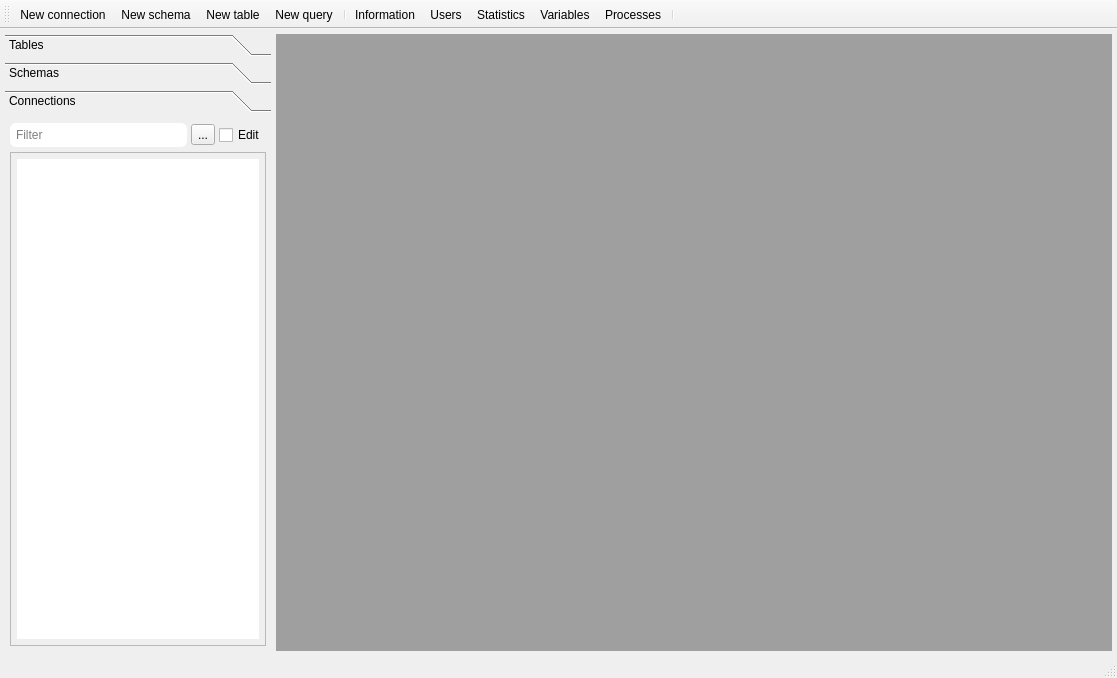
Above: mainwindow.ui from GS-Giuliano/SequelFast before the change. Below: the same form after it.
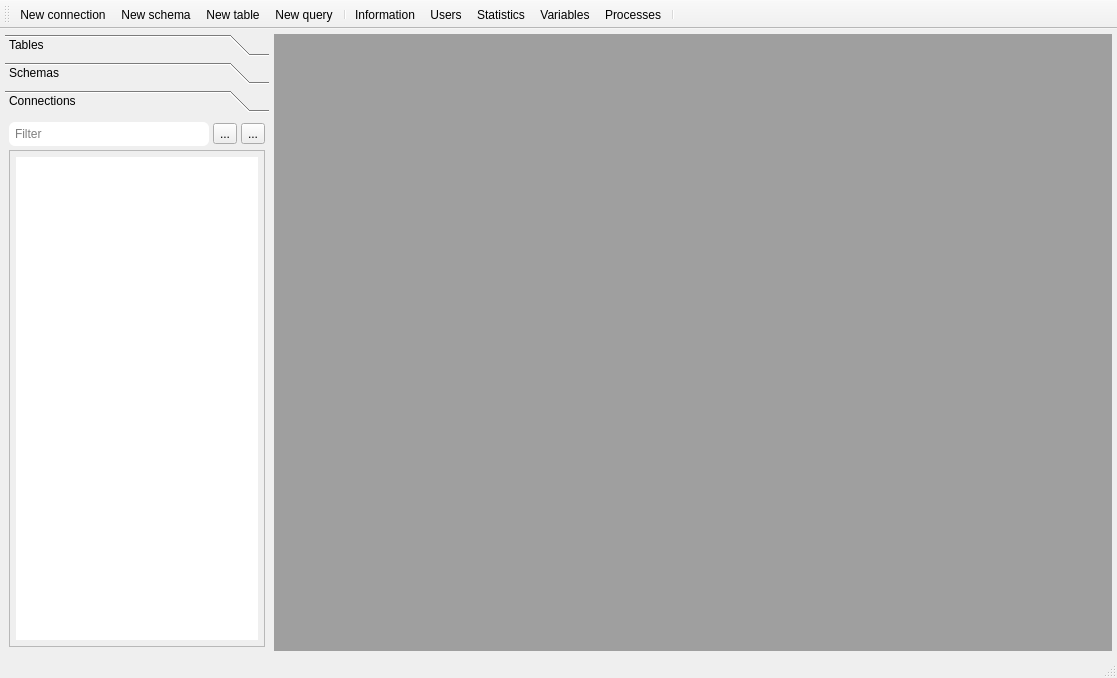
That is the form after the change. The open tabs and pages were chosen to show the change. Icons and pictures are not drawn.

Commit message: working: structure view, syntax highlight, more icons, save filters

Diff of the .ui file:
```diff
--- a/mainwindow.ui
+++ b/mainwindow.ui
@@ -299,7 +299,7 @@
         <rect>
          <x>0</x>
          <y>0</y>
-         <width>280</width>
+         <width>266</width>
          <height>455</height>
         </rect>
        </property>
@@ -313,19 +313,19 @@
        </attribute>
        <layout class="QVBoxLayout" name="verticalLayout_2">
         <property name="spacing">
-         <number>5</number>
+         <number>4</number>
         </property>
         <property name="leftMargin">
-         <number>5</number>
+         <number>4</number>
         </property>
         <property name="topMargin">
-         <number>5</number>
+         <number>4</number>
         </property>
         <property name="rightMargin">
-         <number>5</number>
+         <number>4</number>
         </property>
         <property name="bottomMargin">
-         <number>5</number>
+         <number>4</number>
         </property>
         <item>
          <layout class="QHBoxLayout" name="horizontalLayout_2">
@@ -363,9 +363,22 @@
            </widget>
           </item>
           <item>
-           <widget class="QCheckBox" name="checkBoxConns">
+           <widget class="QToolButton" name="buttonEditConns">
             <property name="text">
-             <string>Edit</string>
+             <string>...</string>
+            </property>
+            <property name="icon">
+             <iconset resource="icons.qrc">
+              <normaloff>:/icons/resources/brush.svg</normaloff>:/icons/resources/brush.svg</iconset>
+            </property>
+            <property name="iconSize">
+             <size>
+              <width>16</width>
+              <height>16</height>
+             </size>
+            </property>
+            <property name="checkable">
+             <bool>true</bool>
             </property>
            </widget>
           </item>
```
Left out of the diff: 26 changed lines with no effect on the pictures. The commit also changes 34 other files.
